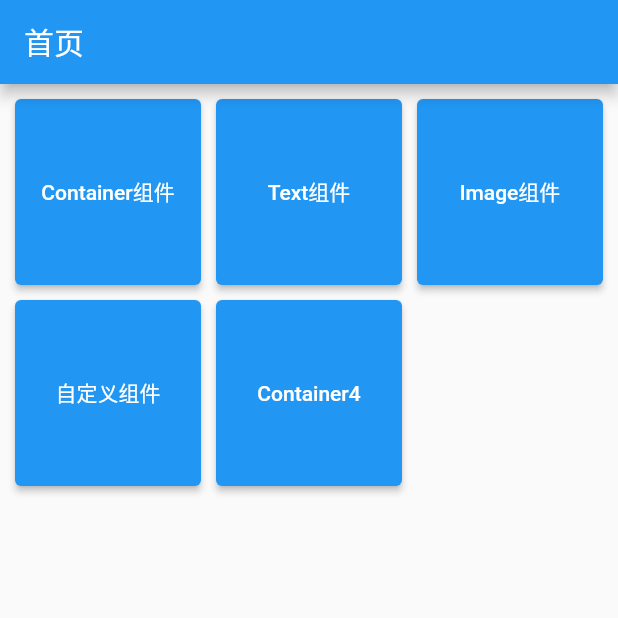
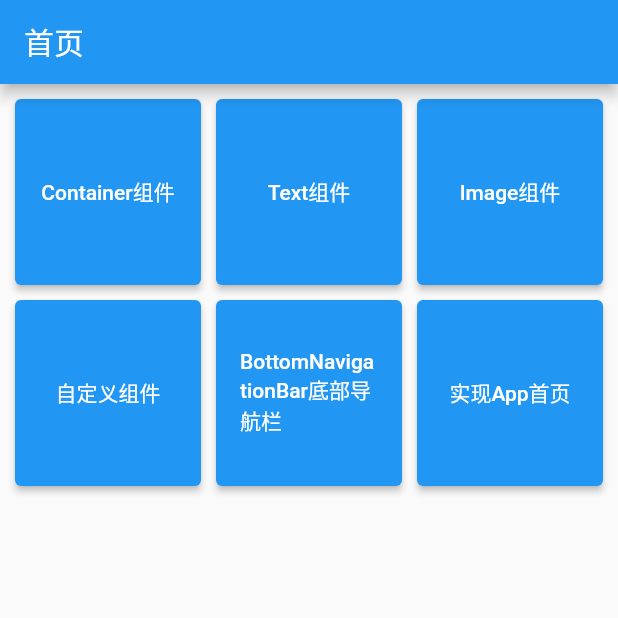
Before and after one commit to meiSThub/my_flutter_test, a Flutter app: the screen it shows after launch, on a phone screen of 412 x 824 dp, the top half of it. Run offline on Flutter 3.47's test engine with Material 2 defaults, Android fonts, the phone set to English and light mode, and no system bars.

Commit message:
BottomNavigatorBar底部导航栏组件，并实现一个App的首页

```diff
--- /dev/null
+++ b/lib/bottomnavigationbar/apphome/category.dart
@@ -0,0 +1,27 @@
+import 'package:flutter/material.dart';
+import 'package:my_flutter_test/base/base_page.dart';
+
+/// 首页
+class CategoryPage extends BasePageWidget {
+  const CategoryPage({Key? key}) : super(key: key);
+
+  @override
+  BasePageState<BasePageWidget> getState() => _CategoryPageState();
+}
+
+class _CategoryPageState extends BasePageState {
+  @override
+  String pageTitle = "分类";
+
+  @override
+  Widget buildContentView() {
+    return const Center(
+      child: Text("分类页面内容"),
+    );
+  }
+
+  @override
+  void initData() {
+    // TODO: implement initData
+  }
+}
--- /dev/null
+++ b/lib/bottomnavigationbar/apphome/home.dart
@@ -0,0 +1,28 @@
+import 'package:flutter/material.dart';
+import 'package:my_flutter_test/base/base_page.dart';
+
+/// 首页
+class HomePage extends BasePageWidget {
+
+  const HomePage({Key? key}) : super(key: key);
+
+  @override
+  BasePageState<BasePageWidget> getState() => _HomePageState();
+}
+
+class _HomePageState extends BasePageState {
+  @override
+  String pageTitle = "首页";
+
+  @override
+  Widget buildContentView() {
+    return const Center(
+      child: Text("首页内容"),
+    );
+  }
+
+  @override
+  void initData() {
+    // TODO: implement initData
+  }
+}
--- /dev/null
+++ b/lib/bottomnavigationbar/apphome/person.dart
@@ -0,0 +1,27 @@
+import 'package:flutter/material.dart';
+import 'package:my_flutter_test/base/base_page.dart';
+
+/// 首页
+class PersonPage extends BasePageWidget {
+  const PersonPage({Key? key}) : super(key: key);
+
+  @override
+  BasePageState<BasePageWidget> getState() => _PersonPageState();
+}
+
+class _PersonPageState extends BasePageState {
+  @override
+  String pageTitle = "个人中心";
+
+  @override
+  Widget buildContentView() {
+    return const Center(
+      child: Text("个人中心页面内容"),
+    );
+  }
+
+  @override
+  void initData() {
+    // TODO: implement initData
+  }
+}
--- /dev/null
+++ b/lib/bottomnavigationbar/apphome/tabs.dart
@@ -0,0 +1,54 @@
+import 'package:flutter/material.dart';
+
+import 'category.dart';
+import 'home.dart';
+import 'person.dart';
+
+class Tabs extends StatefulWidget {
+  const Tabs({Key? key}) : super(key: key);
+
+  @override
+  State<StatefulWidget> createState() => _TabsState();
+}
+
+class _TabsState extends State {
+  /// 当前选中的tab下标
+  int _currIndex = 0;
+
+  // 页面对象
+  final List<Widget> _pageList = const [
+    HomePage(),
+    CategoryPage(),
+    PersonPage(),
+  ];
+
+  @override
+  Widget build(BuildContext context) {
+    return MaterialApp(
+      home: Scaffold(
+        body: _pageList[_currIndex],
+        bottomNavigationBar: BottomNavigationBar(
+          // 指定当前选中的tab
+          currentIndex: _currIndex,
+          // tab 的点击事件
+          onTap: (int index) {
+            // 修改当前选中的tab，并通知页面状态改变
+            setState(() {
+              _currIndex = index;
+            });
+          },
+          // icon图标的大小
+          iconSize: 36,
+          // tab选中时的颜色
+          fixedColor: Colors.red,
+          // tab view
+          items: const [
+            BottomNavigationBarItem(icon: Icon(Icons.home), label: "首页"),
+            BottomNavigationBarItem(icon: Icon(Icons.category), label: "分类"),
+            BottomNavigationBarItem(icon: Icon(Icons.person), label: "个人中心"),
+          ],
+        ),
+      ),
+    );
+  }
+}
--- /dev/null
+++ b/lib/bottomnavigationbar/bottom_navigation_bar_test_page.dart
@@ -0,0 +1,48 @@
+import 'package:flutter/material.dart';
+
+class BottomNavigationBarTestPage extends StatefulWidget {
+  const BottomNavigationBarTestPage({Key? key}) : super(key: key);
+
+  @override
+  State<StatefulWidget> createState() => _BottomNavigationBarTestPageState();
+}
+
+class _BottomNavigationBarTestPageState extends State {
+  // 当前选中的tab
+  int _currIndex = 0;
+
+  @override
+  Widget build(BuildContext context) {
+    return MaterialApp(
+      home: Scaffold(
+        appBar: AppBar(
+          title: const Text("BottomNavigationBar，底部导航栏"),
+        ),
+        body: const Center(
+          child: Text("BottomNavigationBar，页面内容"),
+        ),
+        bottomNavigationBar: BottomNavigationBar(
+          // 指定当前选中的tab，因为需要根据用户选择的tab来动态修改 currentIndex 的值，所以需要实现有状态的组件
+          currentIndex: _currIndex,
+          // tab 的点击事件
+          onTap: (int index) {
+            // 修改当前选中的tab，并通知页面状态改变
+            setState(() {
+              _currIndex = index;
+            });
+          },
+          // icon图标的大小
+          iconSize: 36,
+          // tab选中时的颜色
+          fixedColor: Colors.red,
+          // tab view
+          items: const [
+            BottomNavigationBarItem(icon: Icon(Icons.home), label: "首页"),
+            BottomNavigationBarItem(icon: Icon(Icons.category), label: "分类"),
+            BottomNavigationBarItem(icon: Icon(Icons.person), label: "个人中心"),
+          ],
+        ),
+      ),
+    );
+  }
+}
--- /dev/null
+++ b/lib/bottomnavigationbar/my_home_page.dart
@@ -0,0 +1,23 @@
+import 'package:flutter/material.dart';
+
+import 'apphome/tabs.dart';
+
+class MyHomePage extends StatefulWidget {
+  const MyHomePage({Key? key}) : super(key: key);
+
+  @override
+  State<StatefulWidget> createState() => _MyHomePageState();
+}
+
+class _MyHomePageState extends State {
+
+  @override
+  Widget build(BuildContext context) {
+    return const MaterialApp(
+      home: Scaffold(
+        // 设置底部导航栏
+        bottomNavigationBar: Tabs(),
+      ),
+    );
+  }
+}
--- a/lib/main.dart
+++ b/lib/main.dart
@@ -68,7 +68,8 @@ class HomeContentState extends State<HomeContent> {
       PageRouteBean("Text组件", PageNum.textHome),
       PageRouteBean("Image组件", PageNum.imageHome),
       PageRouteBean("自定义组件", PageNum.customWidgetTestPage),
-      PageRouteBean("Container4", "1000"),
+      PageRouteBean("BottomNavigationBar底部导航栏", PageNum.bottomNavigationBarTestPage),
+      PageRouteBean("实现App首页", PageNum.myHomePage),
     ];
   }
 }
--- a/lib/router/page_num.dart
+++ b/lib/router/page_num.dart
@@ -26,6 +26,8 @@ class PageNum {
   static String cardWidgetNormalPage = "1023";
   static String cardWidgetAdvancedPage = "1024";
   static String wrapWidgetTestPage = "1025";
+  static String bottomNavigationBarTestPage = "1026";
+  static String myHomePage = "1027";
   static String textHome = "2000";
   static String imageHome = "3000";
   static String customWidgetTestPage = "4000";
--- a/lib/router/route_path.dart
+++ b/lib/router/route_path.dart
@@ -1,3 +1,5 @@
+import 'package:my_flutter_test/bottomnavigationbar/bottom_navigation_bar_test_page.dart';
+import 'package:my_flutter_test/bottomnavigationbar/my_home_page.dart';
 import 'package:my_flutter_test/container/aspectratio/aspect_ration_widget_test.dart';
 import 'package:my_flutter_test/container/card/card_widget_advanced_test.dart';
 import 'package:my_flutter_test/container/card/card_widget_home.dart';
@@ -70,6 +72,10 @@ final routerPath = {
   PageNum.cardWidgetAdvancedPage: (context) => const CardWidgetAdvancedPage(),
   // Wrap 流布局组件
   PageNum.wrapWidgetTestPage: (context) => const WrapWidgetTestPage(),
+  // BottomNavigationBar 底部导航栏
+  PageNum.bottomNavigationBarTestPage: (context) => const BottomNavigationBarTestPage(),
+  // 通过BottomNavigationBar，实现App的首页，有三个tab
+  PageNum.myHomePage: (context) => const MyHomePage(),
   // 文案组件
   PageNum.textHome: (context) => const TextWidgetTestPage(),
   // 图片组件
```
